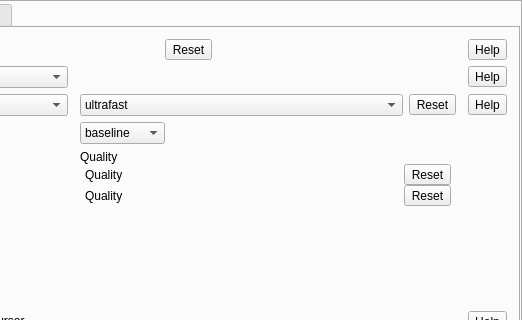
vkohaupt/vokoscreenNG, file src/formMainWindow.ui: the form before one commit; both pictures show x 188 to 710 and y 0 to 320 of the 710 by 428 pixel window.
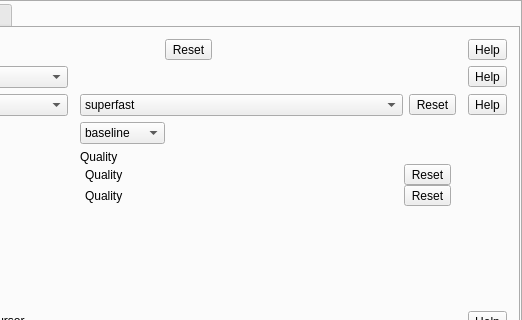
The form after the commit. The open tabs and pages were chosen to show the change. Icons and pictures are not drawn.

Commit message: x264: default preset superfast

```diff
--- a/src/formMainWindow.ui
+++ b/src/formMainWindow.ui
@@ -720,10 +720,10 @@
                           <item>
                            <widget class="QComboBox" name="comboBoxx264Preset">
                             <property name="currentText">
-                             <string notr="true">ultrafast</string>
+                             <string notr="true">superfast</string>
                             </property>
                             <property name="currentIndex">
-                             <number>0</number>
+                             <number>1</number>
                             </property>
                             <item>
                              <property name="text">
```
Left out of the diff: 2 changed lines with no effect on the pictures.
